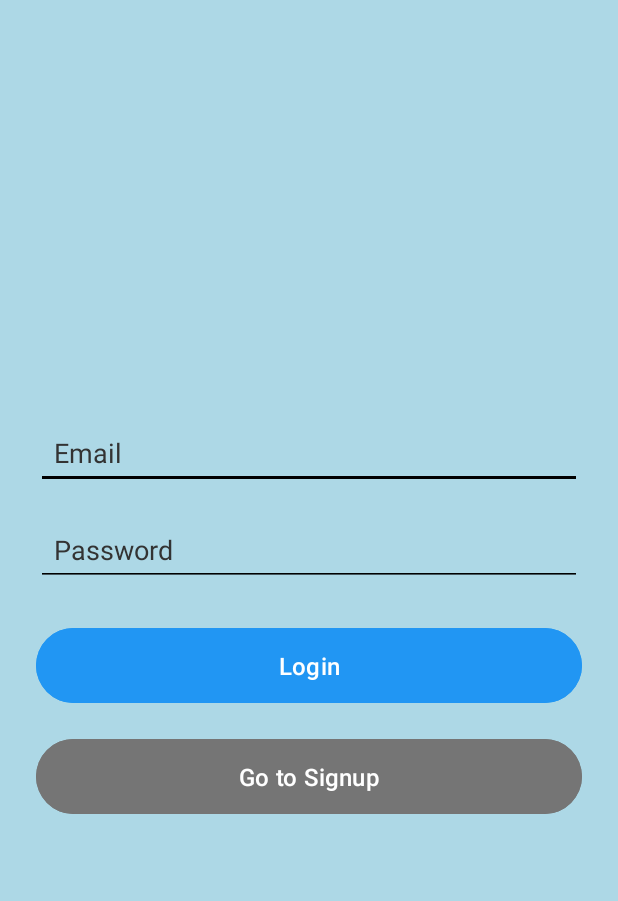
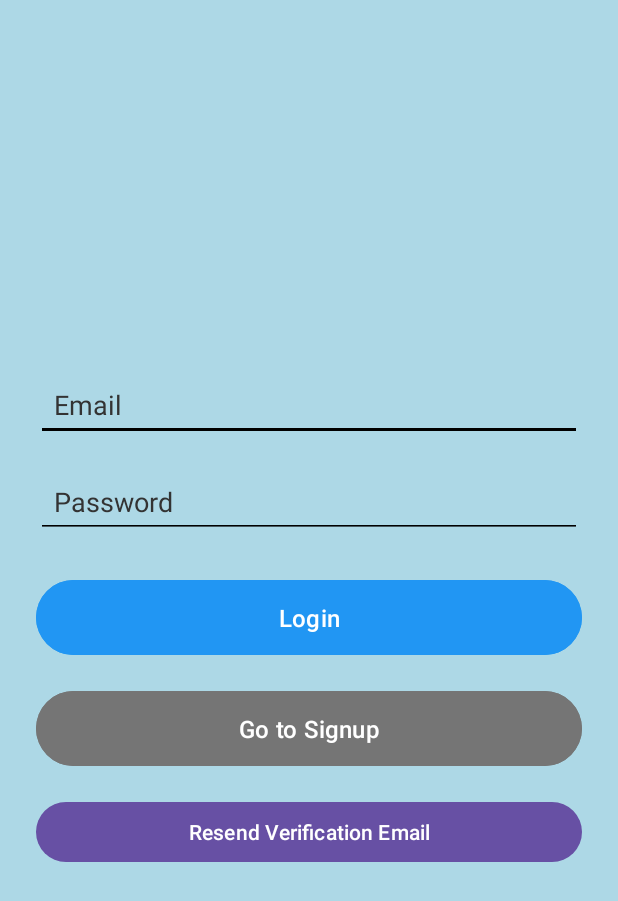
Before and after one commit to OmveerSingh01/WomenSafety, an Android app: the layout activity_login.xml on its own in the app's theme, with its tools: preview values and no code run, on a phone screen of 412 x 824 dp. Shown: the top 901 px of the screen. Run offline under Robolectric (Android 15) with nearby library versions, the phone set to English and light mode, and no system bars.

Commit message:
Added email verification and resend button in LoginActivity

```diff
--- a/app/src/main/res/layout/activity_login.xml
+++ b/app/src/main/res/layout/activity_login.xml
@@ -52,4 +52,12 @@
         android:padding="14dp"
         android:textSize="16sp" />
 
+    <Button
+        android:id="@+id/btnResend"
+        android:layout_width="match_parent"
+        android:layout_height="wrap_content"
+        android:text="Resend Verification Email"
+        android:layout_marginTop="16dp"/>
+
+
 </LinearLayout>
--- a/gradle/libs.versions.toml
+++ b/gradle/libs.versions.toml
@@ -1,5 +1,5 @@
 [versions]
-agp = "8.12.0"
+agp = "8.12.1"
 junit = "4.13.2"
 junitVersion = "1.3.0"
 espressoCore = "3.7.0"
```
Also changed, not shown: app/src/main/java/com/omveer/womensafety/LoginActivity.java (+45 -4 lines), app/src/main/java/com/omveer/womensafety/SignupActivity.java (+23 -4 lines).
